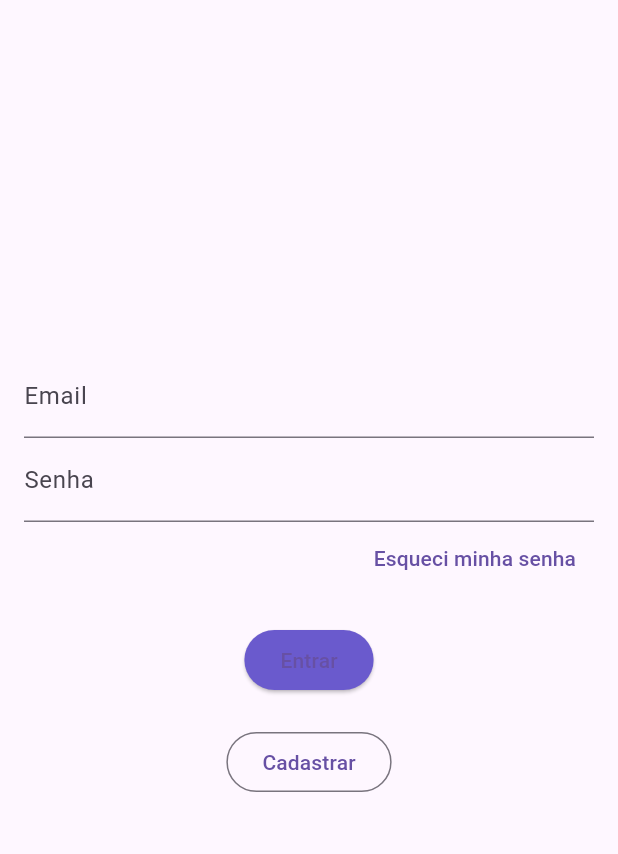
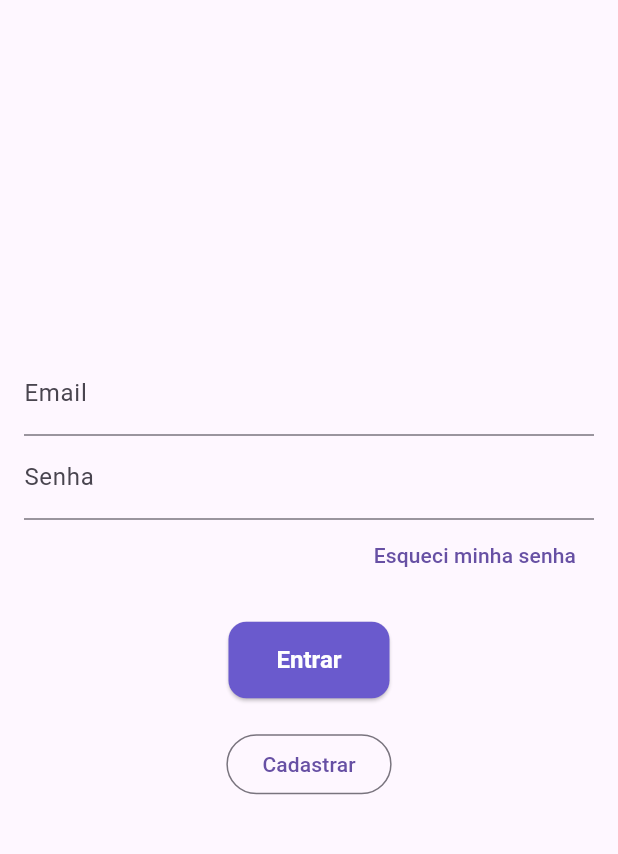
Before and after one commit to BrunaUbine/medshift, a Flutter app: the screen it shows after launch, on a phone screen of 412 x 824 dp, the part 84-938 px from its top. Run offline on Flutter 3.47's test engine with Material 3 defaults, Android fonts, the phone set to English and light mode, and no system bars.

Commit message:
modificações do botão entrar

```diff
--- /dev/null
+++ b/lib/Controller/controller.dart
@@ -0,0 +1,26 @@
+import 'package:flutter/material.dart';
+import 'package:meuapppdv/Model/model.dart';
+
+class LoginController {
+  final TextEditingController emailController = TextEditingController();
+  final TextEditingController senhaController = TextEditingController();
+  final ValueNotifier<bool> carregando = ValueNotifier(false);
+
+  Future<bool> login() async {
+    carregando.value = true;
+
+    String email = emailController.text;
+    String senha = senhaController.text;
+
+    LoginModel user = LoginModel(email: email, senha: senha);
+
+    await Future.delayed((Duration(seconds: 2)));
+
+    carregando.value = false;
+
+    if (user.emailValido() && user.senhaValida()) {
+      return true;
+    }
+    return false;
+  }
+}
--- /dev/null
+++ b/lib/Model/model.dart
@@ -0,0 +1,17 @@
+
+
+class LoginModel {
+  String email;
+  String senha;
+
+  LoginModel({required this.email, required this.senha});
+
+  bool emailValido () {
+    return email.contains('@');
+  }
+
+  bool senhaValida () {
+    return senha.length >= 6;
+  }
+
+}
--- a/lib/View/loginview.dart
+++ b/lib/View/loginview.dart
@@ -72,9 +72,14 @@ class _LoginViewState extends State<LoginView> {
                   onPressed: _handleLogin,
                   style: ElevatedButton.styleFrom(
                     backgroundColor: Color(0xFF6A5ACD),
+                    foregroundColor: Colors.white,
+                    padding: EdgeInsets.symmetric(horizontal: 32, vertical: 16),
+                    textStyle: TextStyle(fontSize: 16, fontWeight: FontWeight.bold),
+                     shape: RoundedRectangleBorder(
+                      borderRadius: BorderRadius.circular(12),
+                    ),
                   ),
                   child: Text('Entrar'),
-
                 );
               },
             ),
```
